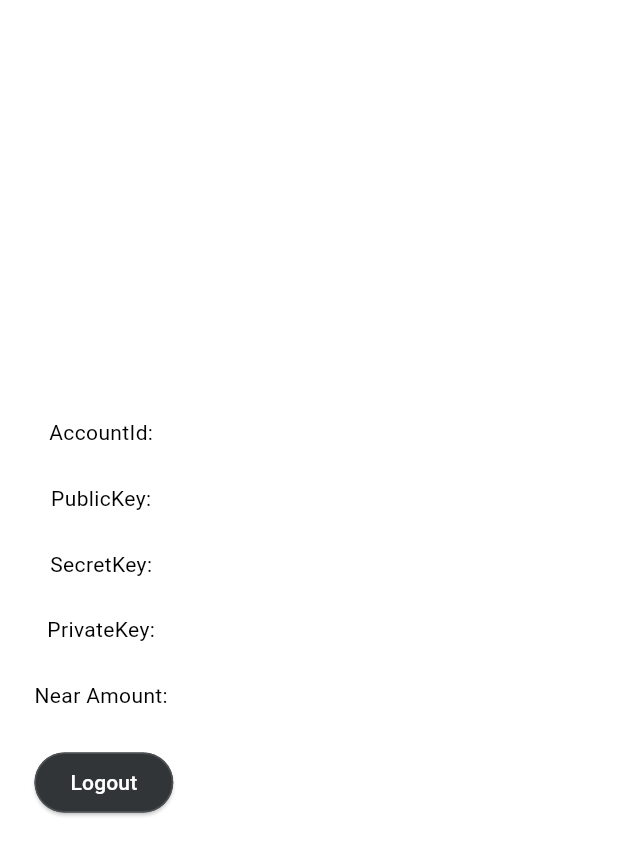
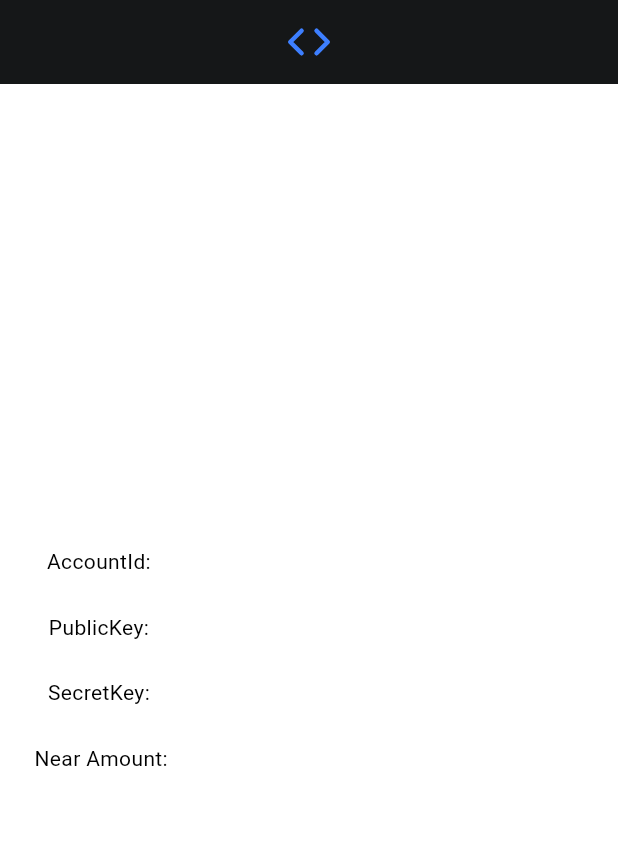
Before and after one commit to vlmoon99/near_social_mobile, a Flutter app: the AccountInfoPage screen opened by its route, on a phone screen of 412 x 824 dp. Shown: the top 856 px of the screen. Run offline on Flutter 3.47's test engine with Material 3 defaults, Android fonts, the phone set to English and light mode, and no system bars; our stand-ins replace animated_text_kit, cloud_firestore, dio, easy_localization, firebase_auth, firebase_core and 9 more; missing offline and left inert: bos_gateway_viewer, dio_smart_retry, encrypt, flutter_jailbreak_detection, flutterchain, qr_code_scanner; accounts and stored records are empty.

Commit message:
prettified home menu&  key manager & account info & decryption page

```diff
--- a/lib/modules/home/pages/account_info_page.dart
+++ b/lib/modules/home/pages/account_info_page.dart
@@ -1,12 +1,10 @@
-
 import 'package:flutter/material.dart';
-import 'package:flutter/services.dart';
 import 'package:flutter_modular/flutter_modular.dart';
 import 'package:flutter_screenutil/flutter_screenutil.dart';
+import 'package:flutter_svg/flutter_svg.dart';
 import 'package:flutterchain/flutterchain_lib/services/chains/near_blockchain_service.dart';
 import 'package:near_social_mobile/modules/vms/core/auth_controller.dart';
 import 'package:near_social_mobile/modules/vms/core/models/auth_info.dart';
-import 'package:near_social_mobile/routes/routes.dart';
 
 class AccountInfoPage extends StatelessWidget {
   const AccountInfoPage({super.key});
@@ -16,26 +14,28 @@ class AccountInfoPage extends StatelessWidget {
     final AuthController authController = Modular.get<AuthController>();
     final AuthInfo authInfo = authController.state;
     return Scaffold(
+      appBar: AppBar(
+        title: SvgPicture.asset("assets/media/icons/near_social_logo.svg"),
+        centerTitle: true,
+        leadingWidth: 0,
+        leading: const SizedBox.shrink(),
+      ),
       body: Padding(
         padding: const EdgeInsets.symmetric(horizontal: 20).r,
         child: Column(
           mainAxisAlignment: MainAxisAlignment.center,
           crossAxisAlignment: CrossAxisAlignment.center,
           children: [
-            Text(
+            SelectableText(
               "AccountId: ${authInfo.accountId}",
             ),
             SizedBox(height: 20.h),
-            Text(
+            SelectableText(
               "PublicKey: ${authInfo.publicKey}",
             ),
             SizedBox(height: 20.h),
-            Text(
+            SelectableText(
               "SecretKey: ${authInfo.secretKey}",
-            ),
-            SizedBox(height: 20.h),
-            Text(
-              "PrivateKey: ${authInfo.privateKey}",
             ),
             SizedBox(height: 20.h),
             FutureBuilder(
@@ -51,15 +51,6 @@ class AccountInfoPage extends StatelessWidget {
                 }
               },
             ),
-            SizedBox(height: 20.h),
-            ElevatedButton(
-              onPressed: () async {
-                HapticFeedback.lightImpact();
-                await authController.logout();
-                Modular.to.navigate(Routes.auth.getModule());
-              },
-              child: const Text("Logout"),
-            ),
           ],
         ),
       ),
```
Also changed, not shown: lib/modules/home/pages/decryption_page_for_loggined_user.dart (+17 -3 lines), lib/modules/home/pages/home_menu_page.dart (+39 -0 lines), lib/modules/home/pages/key_manager/key_manager_page.dart (+8 -1 lines).
